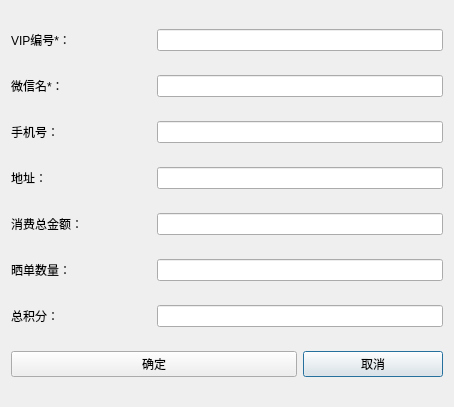
Old version of the form QVIPSystem/QVIPSystem/QVipMemberInfo.ui in the repository ydpan/ydpanProject.
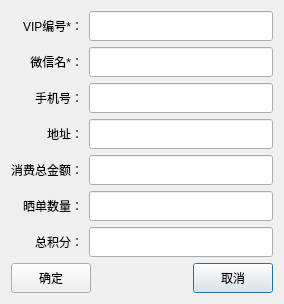
New version of the form.

```diff
--- a/QVIPSystem/QVIPSystem/QVipMemberInfo.ui
+++ b/QVIPSystem/QVIPSystem/QVipMemberInfo.ui
@@ -6,53 +6,107 @@
    <rect>
     <x>0</x>
     <y>0</y>
-    <width>454</width>
-    <height>407</height>
+    <width>284</width>
+    <height>300</height>
    </rect>
   </property>
   <property name="windowTitle">
    <string>QVipMemberInfo</string>
   </property>
   <layout class="QGridLayout" name="gridLayout">
-   <item row="5" column="0">
-    <widget class="QLabel" name="label_6">
-     <property name="text">
-      <string>晒单数量：</string>
-     </property>
-    </widget>
-   </item>
-   <item row="3" column="1" colspan="2">
-    <widget class="QLineEdit" name="m_pAddress_lineEdit"/>
-   </item>
    <item row="1" column="0">
     <widget class="QLabel" name="label_2">
+     <property name="minimumSize">
+      <size>
+       <width>0</width>
+       <height>30</height>
+      </size>
+     </property>
      <property name="text">
       <string>微信名*：</string>
      </property>
+     <property name="alignment">
+      <set>Qt::AlignRight|Qt::AlignTrailing|Qt::AlignVCenter</set>
+     </property>
     </widget>
    </item>
-   <item row="7" column="2">
+   <item row="5" column="0">
+    <widget class="QLabel" name="label_6">
+     <property name="text">
+      <string>晒单数量：</string>
+     </property>
+     <property name="alignment">
+      <set>Qt::AlignRight|Qt::AlignTrailing|Qt::AlignVCenter</set>
+     </property>
+    </widget>
+   </item>
+   <item row="3" column="1" colspan="3">
+    <widget class="QLineEdit" name="m_pAddress_lineEdit">
+     <property name="minimumSize">
+      <size>
+       <width>0</width>
+       <height>30</height>
+      </size>
+     </property>
+    </widget>
+   </item>
+   <item row="7" column="3">
     <widget class="QPushButton" name="m_pbCancle">
+     <property name="minimumSize">
+      <size>
+       <width>0</width>
+       <height>30</height>
+      </size>
+     </property>
      <property name="text">
       <string>取消</string>
      </property>
     </widget>
    </item>
-   <item row="1" column="1" colspan="2">
-    <widget class="QLineEdit" name="m_pName_lineEdit"/>
+   <item row="1" column="1" colspan="3">
+    <widget class="QLineEdit" name="m_pName_lineEdit">
+     <property name="minimumSize">
+      <size>
+       <width>0</width>
+       <height>30</height>
+      </size>
+     </property>
+    </widget>
    </item>
    <item row="0" column="0">
     <widget class="QLabel" name="label">
+     <property name="minimumSize">
+      <size>
+       <width>0</width>
+       <height>30</height>
+      </size>
+     </property>
      <property name="text">
       <string>VIP编号*：</string>
      </property>
+     <property name="alignment">
+      <set>Qt::AlignRight|Qt::AlignTrailing|Qt::AlignVCenter</set>
+     </property>
     </widget>
    </item>
-   <item row="2" column="1" colspan="2">
-    <widget class="QLineEdit" name="m_pPhoneNum_lineEdit"/>
+   <item row="2" column="1" colspan="3">
+    <widget class="QLineEdit" name="m_pPhoneNum_lineEdit">
+     <property name="minimumSize">
+      <size>
+       <width>0</width>
+       <height>30</height>
+      </size>
+     </property>
+    </widget>
    </item>
    <item row="7" column="0" colspan="2">
     <widget class="QPushButton" name="m_pbOK">
+     <property name="minimumSize">
+      <size>
+       <width>0</width>
+       <height>30</height>
+      </size>
+     </property>
      <property name="text">
       <string>确定</string>
      </property>
@@ -63,6 +117,9 @@
      <property name="text">
       <string>手机号：</string>
      </property>
+     <property name="alignment">
+      <set>Qt::AlignRight|Qt::AlignTrailing|Qt::AlignVCenter</set>
+     </property>
     </widget>
    </item>
    <item row="3" column="0">
@@ -70,33 +127,83 @@
      <property name="text">
       <string>地址：</string>
      </property>
+     <property name="alignment">
+      <set>Qt::AlignRight|Qt::AlignTrailing|Qt::AlignVCenter</set>
+     </property>
     </widget>
    </item>
-   <item row="0" column="1" colspan="2">
-    <widget class="QLineEdit" name="m_pVipNumber_lineEdit"/>
+   <item row="0" column="1" colspan="3">
+    <widget class="QLineEdit" name="m_pVipNumber_lineEdit">
+     <property name="minimumSize">
+      <size>
+       <width>0</width>
+       <height>30</height>
+      </size>
+     </property>
+    </widget>
    </item>
    <item row="4" column="0">
     <widget class="QLabel" name="label_4">
      <property name="text">
       <string>消费总金额：</string>
      </property>
+     <property name="alignment">
+      <set>Qt::AlignRight|Qt::AlignTrailing|Qt::AlignVCenter</set>
+     </property>
     </widget>
    </item>
-   <item row="4" column="1" colspan="2">
-    <widget class="QLineEdit" name="m_ptotalMeny_lineEdit"/>
+   <item row="4" column="1" colspan="3">
+    <widget class="QLineEdit" name="m_ptotalMeny_lineEdit">
+     <property name="minimumSize">
+      <size>
+       <width>0</width>
+       <height>30</height>
+      </size>
+     </property>
+    </widget>
    </item>
    <item row="6" column="0">
     <widget class="QLabel" name="label_7">
      <property name="text">
       <string>总积分：</string>
      </property>
+     <property name="alignment">
+      <set>Qt::AlignRight|Qt::AlignTrailing|Qt::AlignVCenter</set>
+     </property>
     </widget>
    </item>
-   <item row="5" column="1" colspan="2">
-    <widget class="QLineEdit" name="m_pdrylist_lineEdit"/>
+   <item row="5" column="1" colspan="3">
+    <widget class="QLineEdit" name="m_pdrylist_lineEdit">
+     <property name="minimumSize">
+      <size>
+       <width>0</width>
+       <height>30</height>
+      </size>
+     </property>
+    </widget>
    </item>
-   <item row="6" column="1" colspan="2">
-    <widget class="QLineEdit" name="m_pIntertion_lineEdit"/>
+   <item row="6" column="1" colspan="3">
+    <widget class="QLineEdit" name="m_pIntertion_lineEdit">
+     <property name="minimumSize">
+      <size>
+       <width>0</width>
+       <height>30</height>
+      </size>
+     </property>
+    </widget>
+   </item>
+   <item row="7" column="2">
+    <spacer name="horizontalSpacer">
+     <property name="orientation">
+      <enum>Qt::Horizontal</enum>
+     </property>
+     <property name="sizeHint" stdset="0">
+      <size>
+       <width>40</width>
+       <height>20</height>
+      </size>
+     </property>
+    </spacer>
    </item>
   </layout>
  </widget>
```
